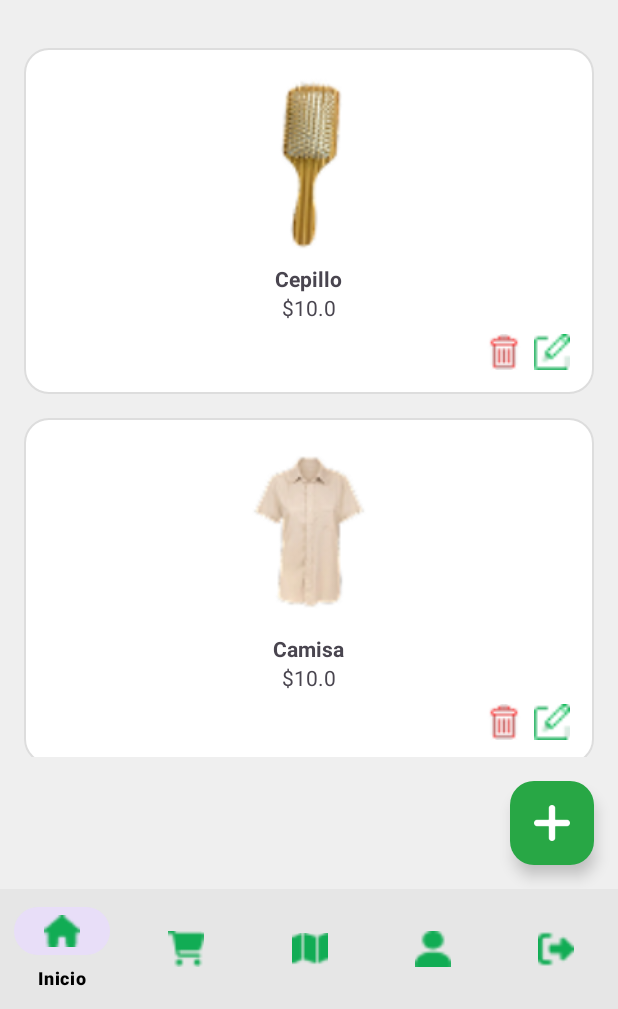
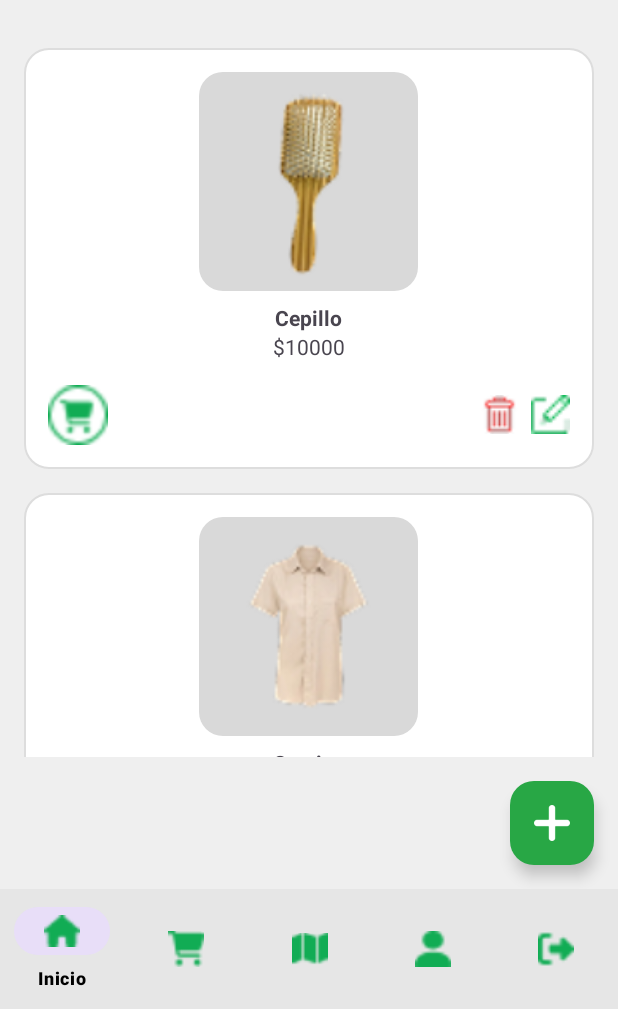
Before and after one commit to marianaaam/proyecto_green_roots, an Android app: the ProductsFragment screen opened through its navigation route, on a phone screen of 412 x 824 dp, the part 227-1236 px from its top. Run offline under Robolectric (Android 15) with nearby library versions, the phone set to English and light mode, and no system bars; our stand-ins replace navigation-ui; Roboto replaces fonts that are not available here.

Commit message:
Cambio en vista de productos

```diff
--- a/app/src/main/java/com/example/green_roots/fragments/ProductsFragment.kt
+++ b/app/src/main/java/com/example/green_roots/fragments/ProductsFragment.kt
@@ -27,9 +27,10 @@ class ProductsFragment : Fragment() {
         recyclerView.layoutManager = LinearLayoutManager(context)
 
         productList = listOf(
-            Product("Cepillo", 10.000, R.drawable.im_cepillo),
-            Product("Camisa", 10.000, R.drawable.im_camisa),
-            Product("Utensilios", 10.000, R.drawable.im_utensilios)
+            Product("Cepillo", 10000, R.drawable.im_cepillo),
+            Product("Camisa", 10000, R.drawable.im_camisa),
+            Product("Utensilios", 10000, R.drawable.im_utensilios),
+            Product("Sombras", 10000, R.drawable.im_sombras)
         )
 
         adapter = ProductAdapter(productList)
--- a/app/src/main/java/com/example/green_roots/model/Product.kt
+++ b/app/src/main/java/com/example/green_roots/model/Product.kt
@@ -2,6 +2,6 @@ package com.example.green_roots.model
 
 data class Product(
         val name: String,
-        val price: Double,
+        val price: Int,
         val imageResId: Int
     )
--- /dev/null
+++ b/app/src/main/res/drawable/bg_gray_rounded.xml
@@ -0,0 +1,5 @@
+<shape xmlns:android="http://schemas.android.com/apk/res/android"
+    android:shape="rectangle">
+    <solid android:color="#D9D9D9" />
+    <corners android:radius="16dp" />
+</shape>
--- /dev/null
+++ b/app/src/main/res/layout/fragment_edit_product.xml
@@ -0,0 +1,6 @@
+<?xml version="1.0" encoding="utf-8"?>
+<androidx.constraintlayout.widget.ConstraintLayout xmlns:android="http://schemas.android.com/apk/res/android"
+    android:layout_width="match_parent"
+    android:layout_height="match_parent">
+
+</androidx.constraintlayout.widget.ConstraintLayout>
--- a/app/src/main/res/layout/item_cart_product.xml
+++ b/app/src/main/res/layout/item_cart_product.xml
@@ -70,8 +70,6 @@
                 android:textSize="25sp"
                 android:backgroundTint="@color/white"
                 />
-
-
         </LinearLayout>
 
     </LinearLayout>
--- a/app/src/main/res/layout/item_product.xml
+++ b/app/src/main/res/layout/item_product.xml
@@ -7,11 +7,20 @@
     android:padding="16dp"
     android:layout_marginBottom="16dp">
 
+    <FrameLayout
+        android:layout_width="wrap_content"
+        android:layout_height="wrap_content"
+        android:layout_gravity="center"
+        android:background="@drawable/bg_gray_rounded"
+        android:padding="8dp">
+
         <ImageView
             android:id="@+id/imgProduct"
-    android:layout_width="120dp"
-    android:layout_height="120dp"
-    android:layout_gravity="center" />
+            android:layout_width="130dp"
+            android:layout_height="130dp"
+            android:scaleType="fitCenter" />
+    </FrameLayout>
+
 
     <TextView
     android:id="@+id/txtName"
@@ -34,21 +43,40 @@
         android:layout_width="match_parent"
         android:layout_height="wrap_content"
         android:orientation="horizontal"
-    android:gravity="end">
+        android:gravity="center_vertical"
+        android:layout_marginTop="8dp">
+
+        <ImageView
+            android:id="@+id/btnCarrito"
+            android:layout_width="40dp"
+            android:layout_height="40dp"
+            android:src="@drawable/im_carrito"
+            android:layout_gravity="start"
+            android:layout_marginEnd="8dp" />
+
+        <View
+            android:layout_width="0dp"
+            android:layout_height="1dp"
+            android:layout_weight="1" />
+
+        <LinearLayout
+            android:layout_width="wrap_content"
+            android:layout_height="wrap_content"
+            android:orientation="horizontal">
 
             <ImageView
                 android:id="@+id/btnDelete"
-        android:layout_width="24dp"
-        android:layout_height="24dp"
+                android:layout_width="26dp"
+                android:layout_height="26dp"
                 android:src="@drawable/ic_delete"
-        android:layout_marginEnd="8dp"
-        />
+                android:layout_marginEnd="8dp" />
 
             <ImageView
                 android:id="@+id/btnEdit"
-        android:layout_width="24dp"
-        android:layout_height="24dp"
-        android:src="@drawable/ic_edit"
-        />
+                android:layout_width="26dp"
+                android:layout_height="26dp"
+                android:src="@drawable/ic_edit" />
         </LinearLayout>
     </LinearLayout>
+
+</LinearLayout>
```
Also changed, not shown: app/src/main/res/drawable/im_carrito.png (added), app/src/main/res/drawable/im_sombras.png (added). Lines whose indentation alone changed are shown as unchanged.
